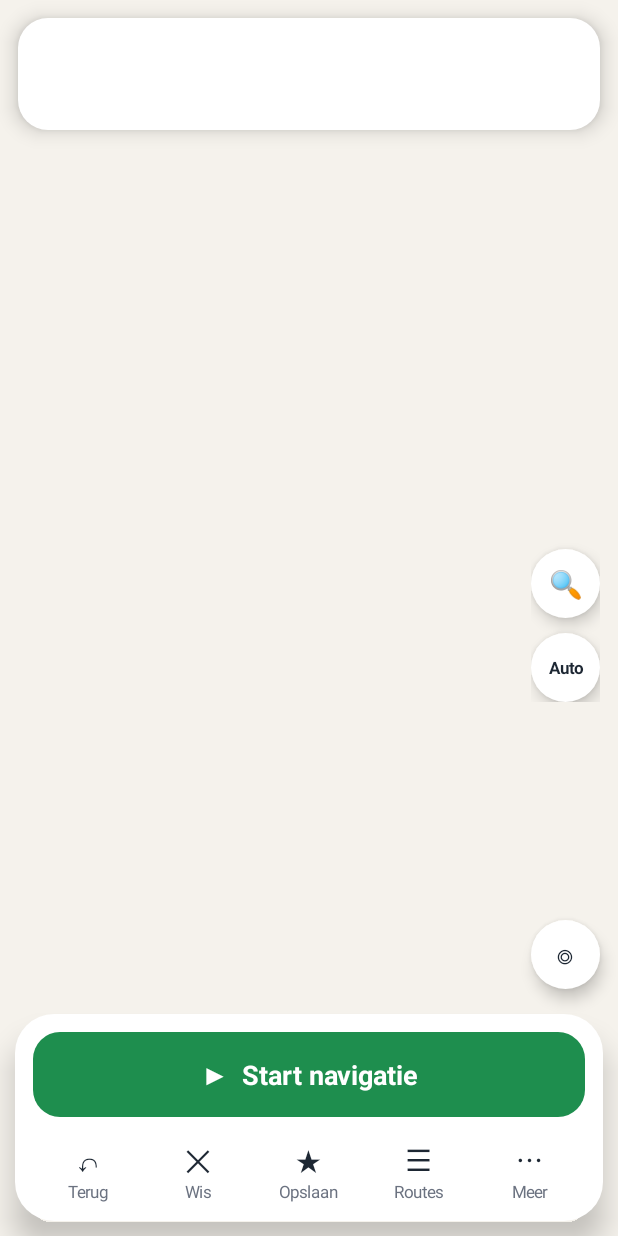
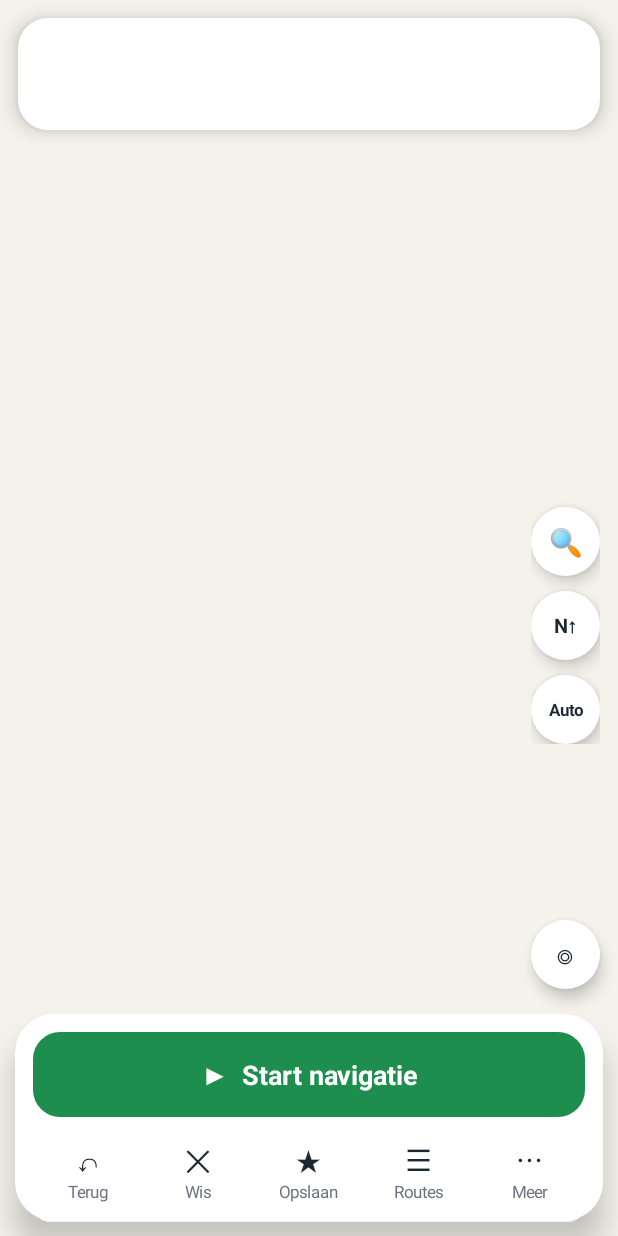
Before and after one commit to Janickdejong/knooppunt-, an Android app: the screen it shows after launch (MapActivity), on a phone screen of 412 x 824 dp. Run offline under Robolectric (Android 15) with nearby library versions, the phone set to English and light mode, and no system bars; libraries missing offline, so code that uses them is left out: org.osmdroid.config, org.osmdroid.events, org.osmdroid.tileprovider, org.osmdroid.util, org.osmdroid.views; pictures from the network do not load; 35 statements that could not run were skipped.

Commit message:
Kaart draaien met twee vingers, knop N om noord boven te zetten
Co-Authored-By: Claude Sonnet 5.5 <noreply@anthropic.com>
Claude-Session: https://claude.ai/code/session_01WusZsQBpbRS4keZi6YZTZg

```diff
--- a/app/src/main/java/nl/janick/knooppunt/MapActivity.kt
+++ b/app/src/main/java/nl/janick/knooppunt/MapActivity.kt
@@ -44,6 +44,7 @@ import org.osmdroid.util.BoundingBox
 import org.osmdroid.util.GeoPoint
 import org.osmdroid.views.CustomZoomButtonsController
 import org.osmdroid.views.MapView
+import org.osmdroid.views.overlay.gestures.RotationGestureOverlay
 import java.io.File
 import java.text.SimpleDateFormat
 import java.util.Calendar
@@ -132,6 +133,7 @@ class MapActivity : Activity() {
     private lateinit var thenText: TextView
     private lateinit var muteButton: TextView
     private lateinit var searchButton: TextView
+    private lateinit var compassButton: TextView
     private var trip: Place? = null
     private lateinit var zoomInButton: TextView
     private lateinit var zoomOutButton: TextView
@@ -203,6 +205,7 @@ class MapActivity : Activity() {
         overlay = NetOverlay(resources.displayMetrics.density)
         overlay.onNodeTap = { node -> onNodeTapped(node) }
         overlay.onUserMove = { if (navigating) freeUntil = System.currentTimeMillis() + 10000L }
+        map.overlays.add(RotationGestureOverlay(map).apply { isEnabled = true })
         map.overlays.add(overlay)
         root.addView(map, FrameLayout.LayoutParams(ViewGroup.LayoutParams.MATCH_PARENT, ViewGroup.LayoutParams.MATCH_PARENT))
 
@@ -473,6 +476,7 @@ class MapActivity : Activity() {
             applyStyle()
         }
         searchButton = roundButton("\uD83D\uDD0D", 18f) { openSearch() }
+        compassButton = roundButton("N\u2191", 13f) { map.mapOrientation = 0f; map.invalidate() }
         voice = Voice(this)
         voice.muted = prefs.getBoolean("muted", false)
         muteButton = roundButton(if (voice.muted) "\uD83D\uDD07" else "\uD83D\uDD0A", 18f) { toggleMute() }
@@ -482,7 +486,7 @@ class MapActivity : Activity() {
             orientation = LinearLayout.VERTICAL
             gravity = Gravity.CENTER_HORIZONTAL
         }
-        for (b in listOf(searchButton, styleButton, muteButton, zoomInButton, zoomOutButton)) {
+        for (b in listOf(searchButton, compassButton, styleButton, muteButton, zoomInButton, zoomOutButton)) {
             side.addView(b, LinearLayout.LayoutParams(dp(46), dp(46)).apply { topMargin = dp(10) })
         }
         root.addView(side, FrameLayout.LayoutParams(ViewGroup.LayoutParams.WRAP_CONTENT, ViewGroup.LayoutParams.WRAP_CONTENT).apply {
@@ -1089,6 +1093,7 @@ class MapActivity : Activity() {
         val navOnly = if (navigating) View.VISIBLE else View.GONE
         muteButton.visibility = navOnly
         searchButton.visibility = if (navigating) View.GONE else View.VISIBLE
+        compassButton.visibility = if (navigating) View.GONE else View.VISIBLE
         zoomInButton.visibility = navOnly
         zoomOutButton.visibility = navOnly
         findTopCard().visibility = if (navigating) View.GONE else View.VISIBLE
```
